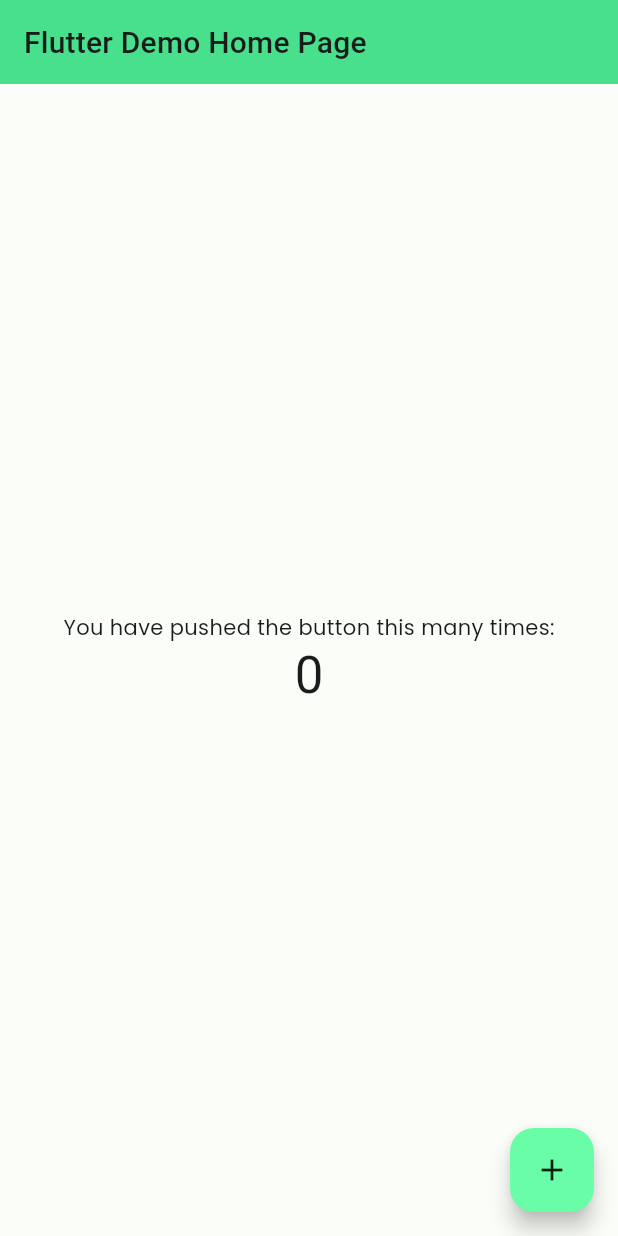
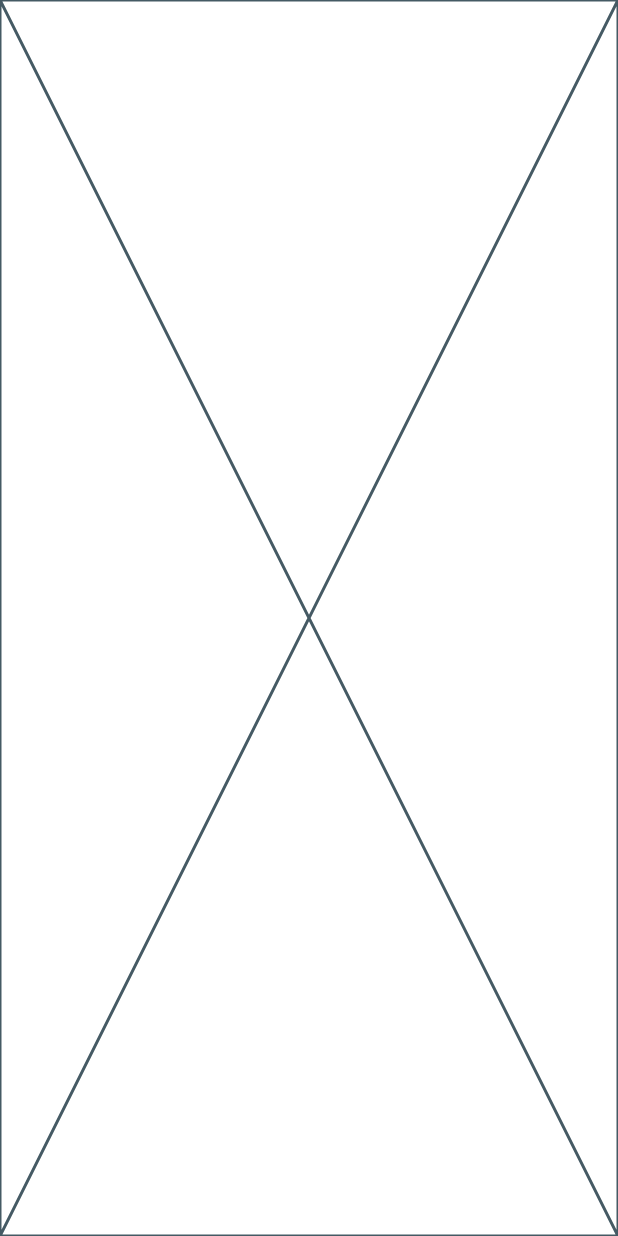
Before and after one commit to beranju/rumah_makan, a Flutter app: the screen it shows after launch, on a phone screen of 412 x 824 dp. Run offline on Flutter 3.47's test engine with Material 3 defaults, Android fonts, the light colour scheme and no system bars; our stand-ins replace google_fonts.

Commit message:
create navigation

```diff
--- a/lib/main.dart
+++ b/lib/main.dart
@@ -1,6 +1,9 @@
 import 'package:flutter/material.dart';
 import 'package:rumah_makan/theme/color_schema.dart';
 import 'package:rumah_makan/theme/typography.dart';
+import 'package:rumah_makan/ui/detail_page.dart';
+import 'package:rumah_makan/ui/home_page.dart';
+import 'package:rumah_makan/ui/splash_page.dart';
 
 void main() {
   runApp(const MyApp());
@@ -14,97 +17,20 @@
   Widget build(BuildContext context) {
     return MaterialApp(
       title: 'Flutter Demo',
-      theme: ThemeData(useMaterial3: true, colorScheme: lightColorScheme, textTheme: myTextStyle),
-      darkTheme: ThemeData(useMaterial3: true, colorScheme: darkColorScheme, textTheme: myTextStyle),
-      home: const MyHomePage(title: 'Flutter Demo Home Page'),
+      theme: ThemeData(
+          useMaterial3: true,
+          colorScheme: lightColorScheme,
+          textTheme: myTextStyle),
+      darkTheme: ThemeData(
+          useMaterial3: true,
+          colorScheme: darkColorScheme,
+          textTheme: myTextStyle),
+      initialRoute: SplashPage.routeName,
+      routes: {
+        SplashPage.routeName: (context) => const SplashPage(),
+        HomePage.routeName: (context) => const HomePage(),
+        DetailPage.routeName: (context) => const DetailPage(),
+      },
     );
   }
 }
-
-class MyHomePage extends StatefulWidget {
-  const MyHomePage({super.key, required this.title});
-
-  // This widget is the home page of your application. It is stateful, meaning
-  // that it has a State object (defined below) that contains fields that affect
-  // how it looks.
-
-  // This class is the configuration for the state. It holds the values (in this
-  // case the title) provided by the parent (in this case the App widget) and
-  // used by the build method of the State. Fields in a Widget subclass are
-  // always marked "final".
-
-  final String title;
-
-  @override
-  State<MyHomePage> createState() => _MyHomePageState();
-}
-
-class _MyHomePageState extends State<MyHomePage> {
-  int _counter = 0;
-
-  void _incrementCounter() {
-    setState(() {
-      // This call to setState tells the Flutter framework that something has
-      // changed in this State, which causes it to rerun the build method below
-      // so that the display can reflect the updated values. If we changed
-      // _counter without calling setState(), then the build method would not be
-      // called again, and so nothing would appear to happen.
-      _counter++;
-    });
-  }
-
-  @override
-  Widget build(BuildContext context) {
-    // This method is rerun every time setState is called, for instance as done
-    // by the _incrementCounter method above.
-    //
-    // The Flutter framework has been optimized to make rerunning build methods
-    // fast, so that you can just rebuild anything that needs updating rather
-    // than having to individually change instances of widgets.
-    return Scaffold(
-      appBar: AppBar(
-        // TRY THIS: Try changing the color here to a specific color (to
-        // Colors.amber, perhaps?) and trigger a hot reload to see the AppBar
-        // change color while the other colors stay the same.
-        backgroundColor: Theme.of(context).colorScheme.inversePrimary,
-        // Here we take the value from the MyHomePage object that was created by
-        // the App.build method, and use it to set our appbar title.
-        title: Text(widget.title),
-      ),
-      body: Center(
-        // Center is a layout widget. It takes a single child and positions it
-        // in the middle of the parent.
-        child: Column(
-          // Column is also a layout widget. It takes a list of children and
-          // arranges them vertically. By default, it sizes itself to fit its
-          // children horizontally, and tries to be as tall as its parent.
-          //
-          // Column has various properties to control how it sizes itself and
-          // how it positions its children. Here we use mainAxisAlignment to
-          // center the children vertically; the main axis here is the vertical
-          // axis because Columns are vertical (the cross axis would be
-          // horizontal).
-          //
-          // TRY THIS: Invoke "debug painting" (choose the "Toggle Debug Paint"
-          // action in the IDE, or press "p" in the console), to see the
-          // wireframe for each widget.
-          mainAxisAlignment: MainAxisAlignment.center,
-          children: <Widget>[
-            const Text(
-              'You have pushed the button this many times:',
-            ),
-            Text(
-              '$_counter',
-              style: Theme.of(context).textTheme.headlineMedium,
-            ),
-          ],
-        ),
-      ),
-      floatingActionButton: FloatingActionButton(
-        onPressed: _incrementCounter,
-        tooltip: 'Increment',
-        child: const Icon(Icons.add),
-      ), // This trailing comma makes auto-formatting nicer for build methods.
-    );
-  }
-}
--- /dev/null
+++ b/lib/ui/detail_page.dart
@@ -0,0 +1,11 @@
+import 'package:flutter/material.dart';
+
+class DetailPage extends StatelessWidget {
+  static const String routeName ='/detail_page';
+  const DetailPage({super.key});
+
+  @override
+  Widget build(BuildContext context) {
+    return const Placeholder();
+  }
+}
--- /dev/null
+++ b/lib/ui/home_page.dart
@@ -0,0 +1,11 @@
+import 'package:flutter/material.dart';
+
+class HomePage extends StatelessWidget {
+  static const String routeName ='/';
+  const HomePage({super.key});
+
+  @override
+  Widget build(BuildContext context) {
+    return const Placeholder();
+  }
+}
--- /dev/null
+++ b/lib/ui/splash_page.dart
@@ -0,0 +1,11 @@
+import 'package:flutter/material.dart';
+
+class SplashPage extends StatelessWidget {
+  static const String routeName ='/splash_page';
+  const SplashPage({super.key});
+
+  @override
+  Widget build(BuildContext context) {
+    return const Placeholder();
+  }
+}
```
